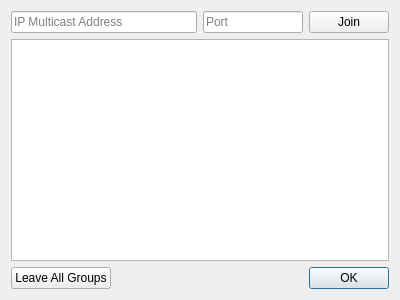
dannagle/PacketSender, file src/multicastsetup.ui: the form before one commit.
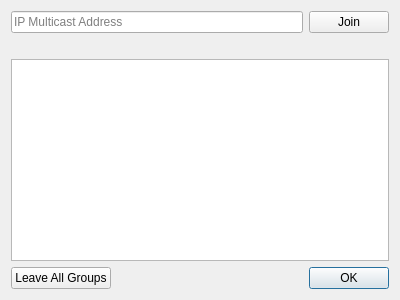
The form after the commit.

What changed in the file:
```diff
--- a/src/multicastsetup.ui
+++ b/src/multicastsetup.ui
@@ -23,31 +23,6 @@
        </property>
       </widget>
      </item>
-     <item>
-      <widget class="QLineEdit" name="portEdit">
-       <property name="sizePolicy">
-        <sizepolicy hsizetype="Fixed" vsizetype="Fixed">
-         <horstretch>0</horstretch>
-         <verstretch>0</verstretch>
-        </sizepolicy>
-       </property>
-       <property name="minimumSize">
-        <size>
-         <width>100</width>
-         <height>0</height>
-        </size>
-       </property>
-       <property name="maximumSize">
-        <size>
-         <width>100</width>
-         <height>16777215</height>
-        </size>
-       </property>
-       <property name="placeholderText">
-        <string>Port</string>
-       </property>
-      </widget>
-     </item>
      <item>
       <widget class="QPushButton" name="joinButton">
        <property name="text">
@@ -58,19 +33,17 @@
     </layout>
    </item>
    <item>
-    <widget class="QTableWidget" name="mcastTable">
+    <widget class="QLabel" name="infoLabel">
+     <property name="text">
+      <string/>
+     </property>
+    </widget>
+   </item>
+   <item>
+    <widget class="QListWidget" name="mcastLW">
      <property name="editTriggers">
       <set>QAbstractItemView::NoEditTriggers</set>
      </property>
-     <property name="alternatingRowColors">
-      <bool>true</bool>
-     </property>
-     <property name="selectionMode">
-      <enum>QAbstractItemView::NoSelection</enum>
-     </property>
-     <property name="selectionBehavior">
-      <enum>QAbstractItemView::SelectRows</enum>
-     </property>
     </widget>
    </item>
    <item>
```
